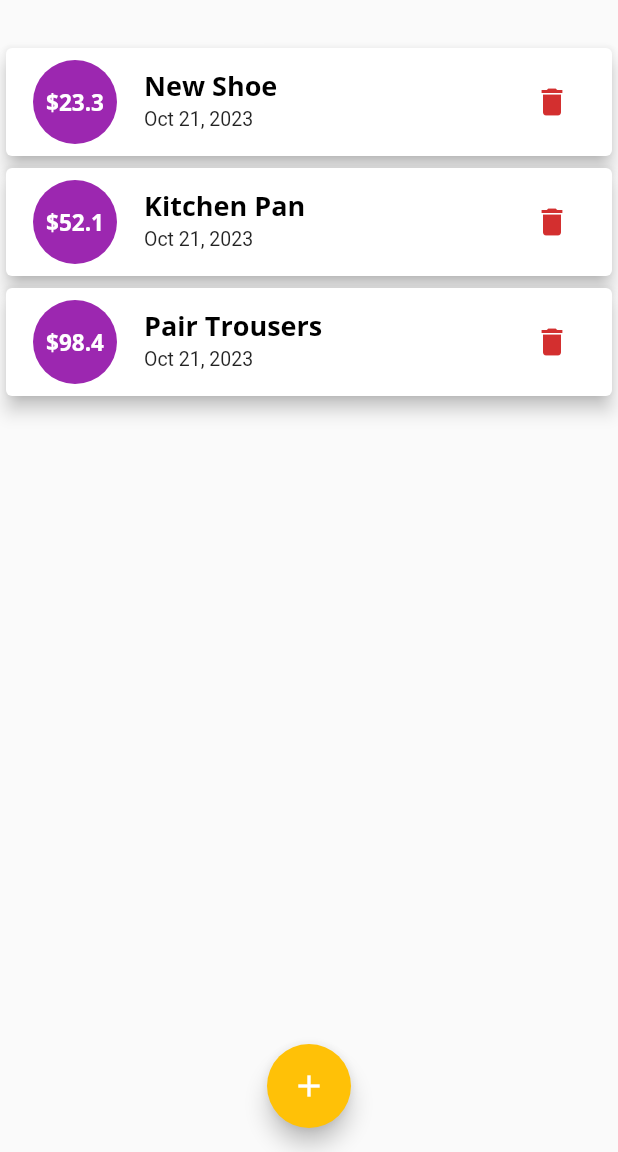
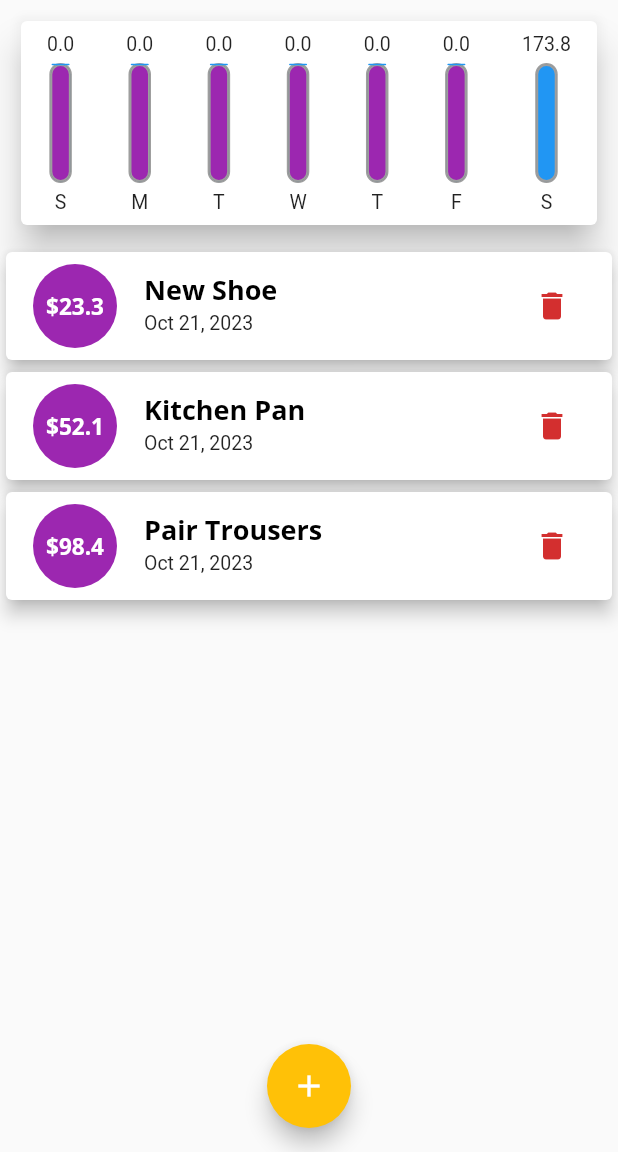
Before and after one commit to ramonyohannes/spendwise.app, a Flutter app: the screen it shows after launch, on a phone screen of 412 x 824 dp, the part 84-1236 px from its top. Run offline on Flutter 3.47's test engine with Material 2 defaults, Android fonts, the phone set to English and light mode, and no system bars; Roboto replaces fonts that are missing (QuickSans).

Commit message:
feat: added chart with chartbar

```diff
--- a/lib/widgets/chart.dart
+++ b/lib/widgets/chart.dart
@@ -1,6 +1,7 @@
 import 'package:flutter/material.dart';
 import 'package:intl/intl.dart';
 import 'package:spendwise/model/transaction.dart';
+import './chart_bar.dart';
 
 class Chart extends StatelessWidget {
   final List<Transaction> recentTransactions;
@@ -25,15 +26,31 @@ class Chart extends StatelessWidget {
     }).reversed.toList();
   }
 
+  double get totalsum {
+    return recentTransaction.fold(0.0, (previousValue, element) {
+      return previousValue + (element['Amount'] as double);
+    });
+  }
+
   @override
   Widget build(BuildContext context) {
     return Padding(
       padding: const EdgeInsets.all(10.0),
       child: Card(
-        elevation: 2,
+        elevation: 10,
         child: Row(
           mainAxisAlignment: MainAxisAlignment.spaceAround,
-          children: [Column()],
+          children: recentTransaction.map((tx) {
+            return Flexible(
+              child: ChartBar(
+                tx["Day"].toString(),
+                tx["Amount"].toString(),
+                recentTransactions.isEmpty
+                    ? 0.0
+                    : (tx["Amount"] as double) / totalsum,
+              ),
+            );
+          }).toList(),
         ),
       ),
     );
--- /dev/null
+++ b/lib/widgets/chart_bar.dart
@@ -0,0 +1,56 @@
+import 'package:flutter/material.dart';
+
+class ChartBar extends StatelessWidget {
+  final String transactionPrice;
+  final String transactionDate;
+  final double hightPersontage;
+
+  const ChartBar(
+      this.transactionDate, this.transactionPrice, this.hightPersontage,
+      {super.key});
+
+  @override
+  Widget build(BuildContext context) {
+    return Padding(
+      padding: const EdgeInsets.all(8.0),
+      child: Column(
+        children: [
+          Text(transactionPrice.toString()),
+          const SizedBox(height: 5),
+          Container(
+            height: 80,
+            width: 15,
+            decoration: BoxDecoration(
+              border: Border.all(color: Colors.grey),
+              color: Colors.blueGrey,
+              borderRadius: BorderRadius.circular(10),
+            ),
+            child: Stack(
+              children: [
+                Container(
+                  decoration: BoxDecoration(
+                    border: Border.all(color: Colors.grey),
+                    color: Colors.purple,
+                    borderRadius: BorderRadius.circular(10),
+                  ),
+                ),
+                FractionallySizedBox(
+                  heightFactor: hightPersontage,
+                  child: Container(
+                    decoration: BoxDecoration(
+                      border: Border.all(color: Colors.grey),
+                      color: Colors.blue,
+                      borderRadius: BorderRadius.circular(10),
+                    ),
+                  ),
+                ),
+              ],
+            ),
+          ),
+          const SizedBox(height: 5),
+          Text(transactionDate)
+        ],
+      ),
+    );
+  }
+}
```
